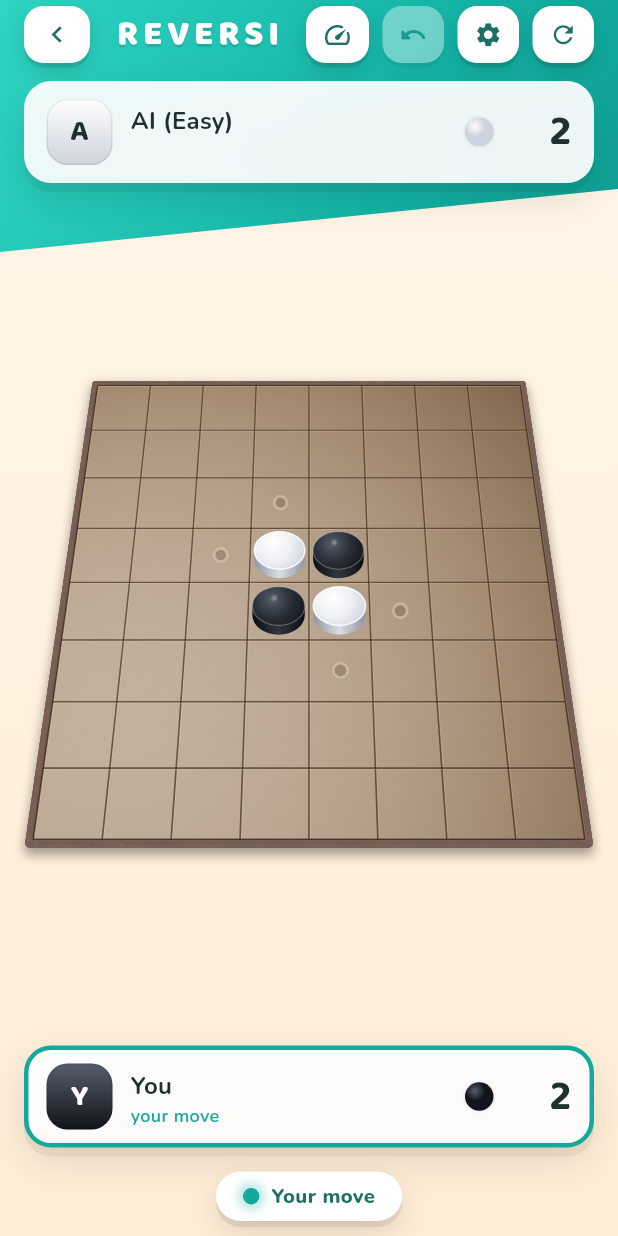
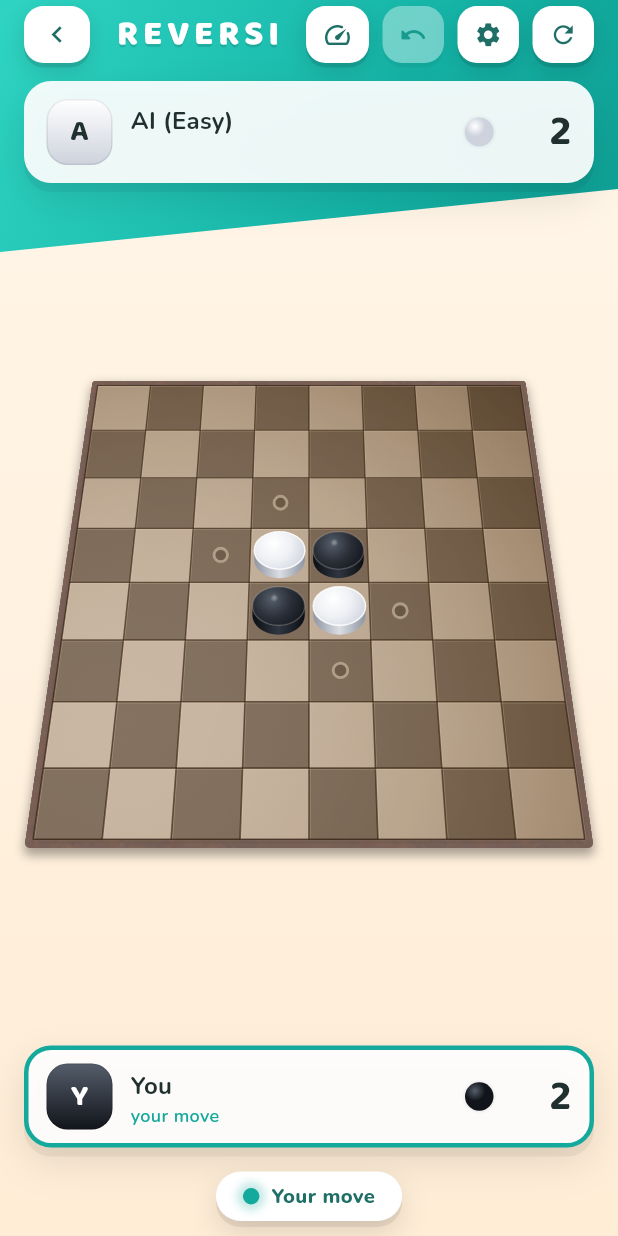
Before and after one commit to mkarakas61/Reversi, a Flutter app: the screen it shows once a user with an empty profile is signed in, after a tap on "Single Player", after a tap on "Easy", on a phone screen of 412 x 824 dp. Run offline on Flutter 3.47's test engine with Material 3 defaults, Android fonts, the phone set to English and light mode, and no system bars; our stand-ins replace audioplayers, cloud_firestore, confetti, firebase_analytics, firebase_auth, firebase_core and 3 more; accounts and stored records are empty; statements that could not run were skipped.

Commit message:
Add walnut/maple checkerboard to the offline wood board (Phase B)
Layer a procedural CheckerPainter over the wood-surface texture so the
offline WoodBoard shows an 8x8 walnut/maple checker pattern like the
online board, instead of a flat grain with grid lines only.

- CheckerPainter tints alternating cells (walnut dark, maple light) using
  the same cell grid as the coins, so squares and pieces stay aligned.
- Wired into Slab as the background painter for the wood theme only
  (palette == null); the 5 gradient themes keep their current look.
- GridPainter now runs as the foreground painter, drawing edges over the
  checker fill.

```diff
--- a/lib/core/theme/game_colors.dart
+++ b/lib/core/theme/game_colors.dart
@@ -42,6 +42,11 @@ class GameColors {
   static const gridLine = Color(0x9E2E1B0B);
   static const gridHi = Color(0x33FFE8C4);
   static const starDot = Color(0xD9281709);
+
+  // Wood-theme checkerboard tints, painted over wood-surface.png so the grain
+  // shows through. Dark squares read as walnut, light squares as maple.
+  static const checkerDark = Color(0x66271607);
+  static const checkerLight = Color(0x1FFFF1D8);
 }
 
 const creamShellGradient = LinearGradient(
--- /dev/null
+++ b/lib/features/board/painters/checker_painter.dart
@@ -0,0 +1,30 @@
+import 'package:flutter/material.dart';
+
+import '../../../core/game/reversi_game.dart';
+import '../../../core/theme/game_colors.dart';
+
+/// Paints the 8x8 checkerboard on the wood board. Semi-transparent tints are
+/// layered over the wood-surface texture so the grain shows through: dark
+/// squares read as walnut, light squares as maple. Uses the same cell grid as
+/// the coins, so squares and pieces stay perfectly aligned.
+class CheckerPainter extends CustomPainter {
+  const CheckerPainter();
+
+  @override
+  void paint(Canvas canvas, Size size) {
+    final n = ReversiGame.size;
+    final cell = size.width / n;
+    final dark = Paint()..color = GameColors.checkerDark;
+    final light = Paint()..color = GameColors.checkerLight;
+
+    for (var row = 0; row < n; row++) {
+      for (var col = 0; col < n; col++) {
+        final rect = Rect.fromLTWH(col * cell, row * cell, cell, cell);
+        canvas.drawRect(rect, (row + col).isEven ? light : dark);
+      }
+    }
+  }
+
+  @override
+  bool shouldRepaint(CheckerPainter oldDelegate) => false;
+}
--- a/lib/features/board/painters/slab_painter.dart
+++ b/lib/features/board/painters/slab_painter.dart
@@ -3,6 +3,7 @@ import 'package:flutter/material.dart';
 import '../../../core/game/reversi_game.dart';
 import '../../../core/theme/board_palette.dart';
 import '../../../core/theme/game_colors.dart';
+import 'checker_painter.dart';
 
 class Slab extends StatelessWidget {
   const Slab({
@@ -85,7 +86,10 @@ class Slab extends StatelessWidget {
         child: SizedBox(
           width: feltSize,
           height: feltSize,
-          child: CustomPaint(painter: GridPainter(palette: p)),
+          child: CustomPaint(
+            painter: p == null ? const CheckerPainter() : null,
+            foregroundPainter: GridPainter(palette: p),
+          ),
         ),
       ),
     );
```
